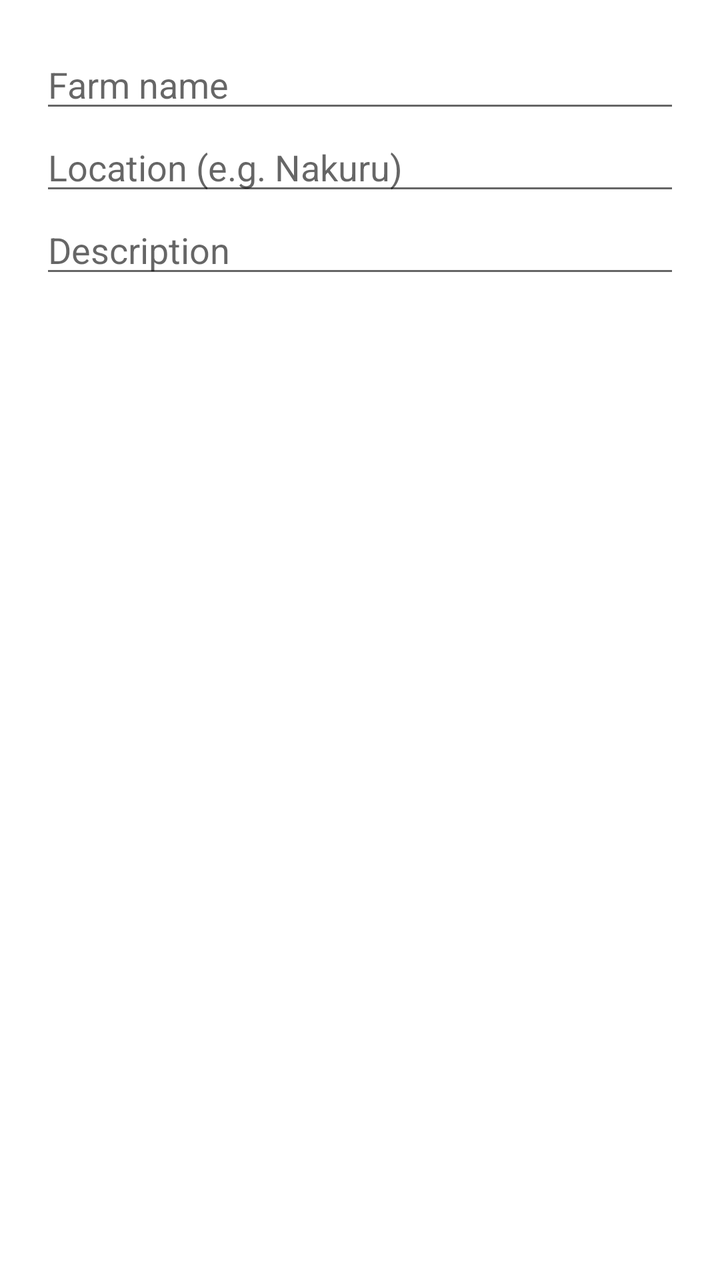
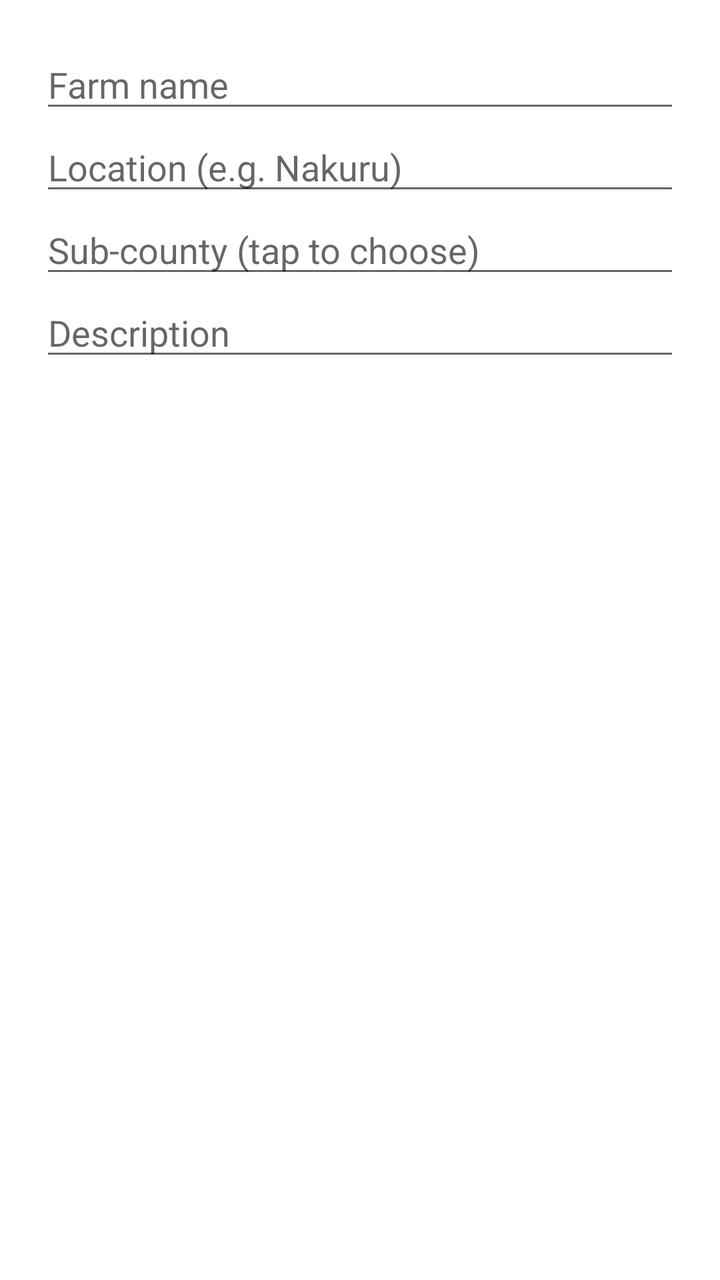

Screens rendered from an Android XML layout before and after an edit, with the pre-edit source and the edit as a unified diff.
<!-- AndroidManifest.xml: application theme Theme.FarmConnect -->
<!-- res/layout/dialog_farm.xml -->
<?xml version="1.0" encoding="utf-8"?>
<LinearLayout xmlns:android="http://schemas.android.com/apk/res/android"
    android:layout_width="match_parent" android:layout_height="wrap_content"
    android:orientation="vertical" android:padding="20dp">
    <EditText android:id="@+id/etName" android:layout_width="match_parent" android:layout_height="wrap_content"
        android:hint="Farm name" android:inputType="text" />
    <EditText android:id="@+id/etLocation" android:layout_width="match_parent" android:layout_height="wrap_content"
        android:hint="Location (e.g. Nakuru)" android:inputType="text" />
    <EditText android:id="@+id/etDesc" android:layout_width="match_parent" android:layout_height="wrap_content"
        android:hint="Description" android:inputType="textMultiLine" />
</LinearLayout>
<!-- resources referenced by this layout -->
<resources>
  <style name="Theme.FarmConnect" parent="Theme.MaterialComponents.Light.DarkActionBar">
          <item name="colorPrimary">#2E7D32</item>
          <item name="colorPrimaryVariant">#1B5E20</item>
          <item name="colorOnPrimary">#FFFFFF</item>
          <item name="colorSecondary">#F9A825</item>
      </style>
</resources>

<!-- the commit's change to res/layout/dialog_farm.xml (unified diff, before → after) -->
@@ -6,6 +6,8 @@
         android:hint="Farm name" android:inputType="text" />
     <EditText android:id="@+id/etLocation" android:layout_width="match_parent" android:layout_height="wrap_content"
         android:hint="Location (e.g. Nakuru)" android:inputType="text" />
+    <EditText android:id="@+id/etSubCounty" android:layout_width="match_parent" android:layout_height="wrap_content"
+        android:clickable="true" android:focusable="false" android:hint="Sub-county (tap to choose)" android:inputType="none" />
     <EditText android:id="@+id/etDesc" android:layout_width="match_parent" android:layout_height="wrap_content"
         android:hint="Description" android:inputType="textMultiLine" />
 </LinearLayout>
